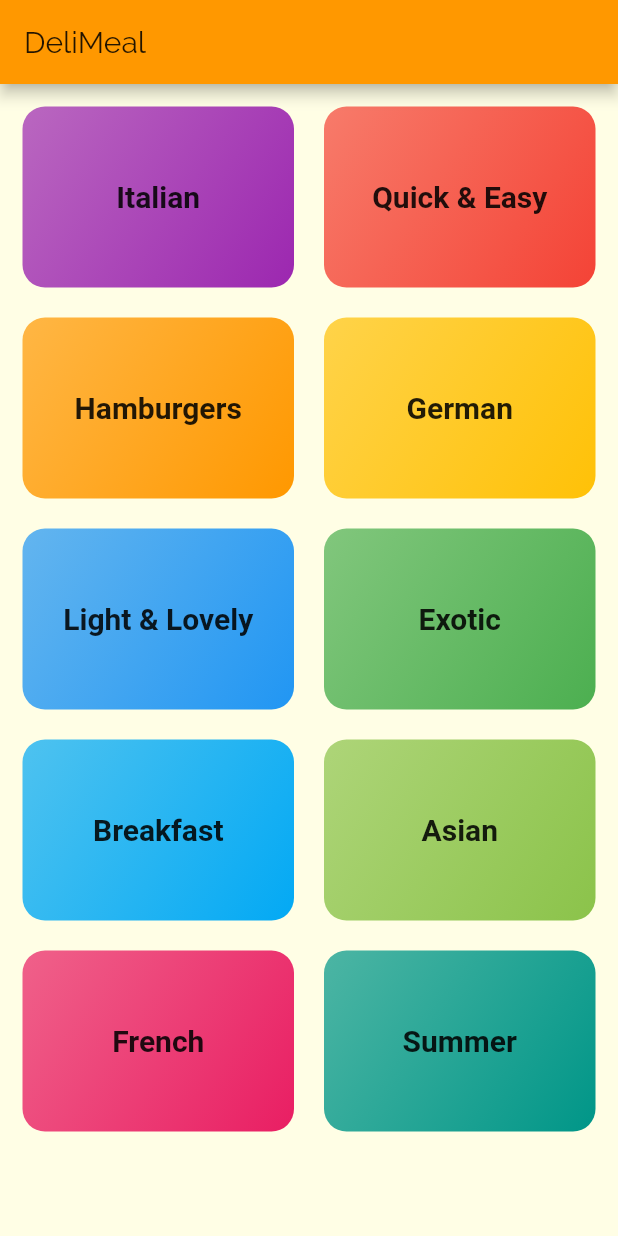
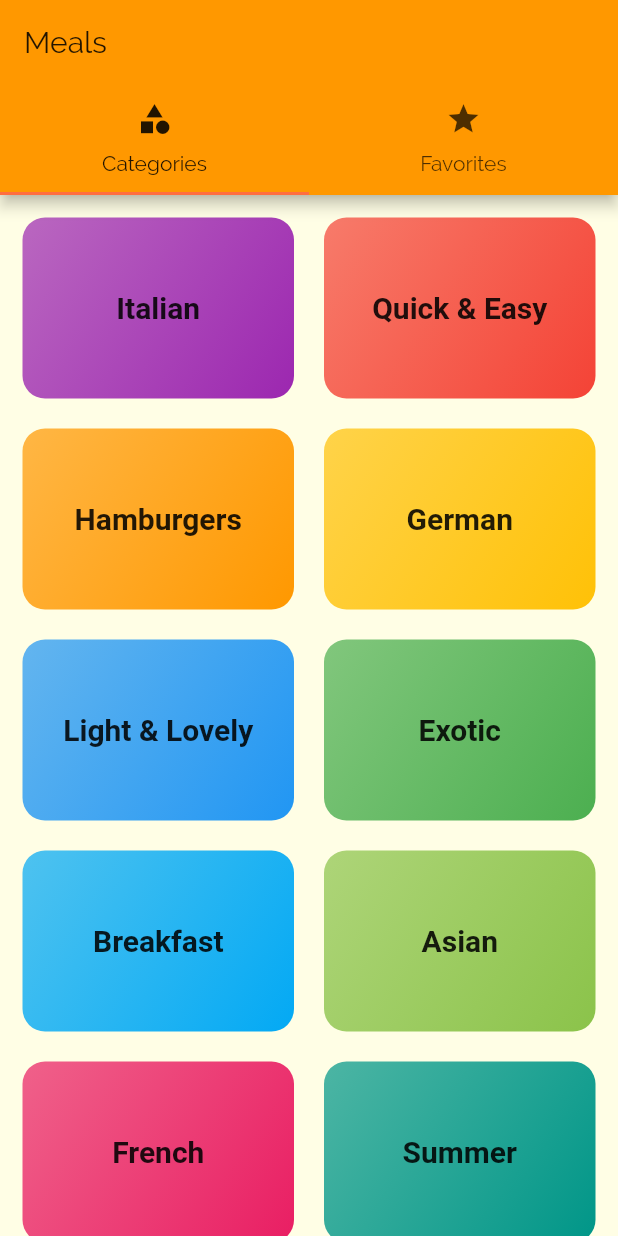
Before and after one commit to channaveerayya/MealsApp, a Flutter app: the screen it shows after launch, on a phone screen of 412 x 824 dp. Run offline on Flutter 3.47's test engine with Material 2 defaults, Android fonts, the phone set to English and light mode, and no system bars; Roboto replaces fonts that are missing (RobotoCodensed).

Commit message:
Adding TAB BAR

```diff
--- a/lib/main.dart
+++ b/lib/main.dart
@@ -1,4 +1,5 @@
 import 'package:MealsApp/screens/meal_detail.dart';
+import 'package:MealsApp/screens/tab_screen.dart';
 import 'package:flutter/material.dart';
 
 import 'screens/categories_screen.dart';
@@ -33,7 +34,7 @@ class MyApp extends StatelessWidget {
       ),
       // home: CategoriesScreen(),
       routes: {
-        '/': (ctx) => CategoriesScreen(),
+        '/': (ctx) => TabScreen(),
         CategoryMealsScreen.categoryMeals: (ctx) => CategoryMealsScreen(),
         MealDetail.mealDetailRoute: (ctx) => MealDetail(),
       },
--- a/lib/screens/categories_screen.dart
+++ b/lib/screens/categories_screen.dart
@@ -6,11 +6,7 @@ import '../widgets/category_item.dart';
 class CategoriesScreen extends StatelessWidget {
   @override
   Widget build(BuildContext context) {
-    return Scaffold(
-      appBar: AppBar(
-        title: const Text('DeliMeal'),
-      ),
-      body: GridView(
+    return GridView(
       padding: const EdgeInsets.all(15),
       children: DUMMY_CATEGORIES
           .map((catData) =>
@@ -22,7 +18,6 @@ class CategoriesScreen extends StatelessWidget {
         crossAxisSpacing: 20,
         mainAxisSpacing: 20,
       ),
-      ),
     );
   }
 }
--- /dev/null
+++ b/lib/screens/favorites_screen.dart
@@ -0,0 +1,10 @@
+import 'package:flutter/material.dart';
+
+class FavoritesScreen extends StatelessWidget {
+  @override
+  Widget build(BuildContext context) {
+    return Center(
+      child: Text('FavoritesScreen'),
+    );
+  }
+}
--- /dev/null
+++ b/lib/screens/tab_screen.dart
@@ -0,0 +1,39 @@
+import 'package:flutter/material.dart';
+import '../screens/categories_screen.dart';
+import '../screens/favorites_screen.dart';
+
+class TabScreen extends StatefulWidget {
+  @override
+  _TabScreenState createState() => _TabScreenState();
+}
+
+class _TabScreenState extends State<TabScreen> {
+  @override
+  Widget build(BuildContext context) {
+    return DefaultTabController(
+      length: 2,
+      initialIndex: 0,
+      child: Scaffold(
+        appBar: AppBar(
+          title: Text('Meals'),
+          bottom: TabBar(
+            tabs: <Widget>[
+              Tab(
+                icon: Icon(Icons.category),
+                text: 'Categories',
+              ),
+              Tab(
+                icon: Icon(Icons.star),
+                text: 'Favorites',
+              ),
+            ],
+          ),
+        ),
+        body: TabBarView(children: <Widget>[
+          CategoriesScreen(),
+          FavoritesScreen(),
+        ]),
+      ),
+    );
+  }
+}
```
Lines whose indentation alone changed are shown as unchanged.
